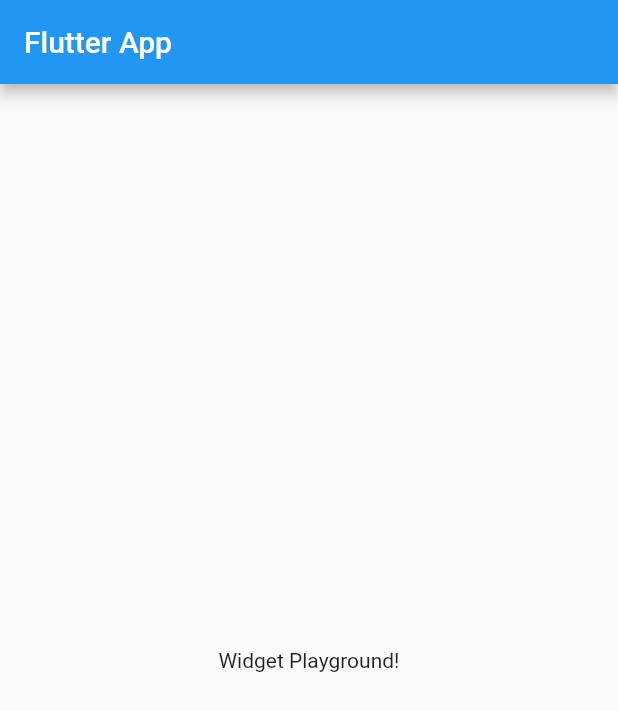
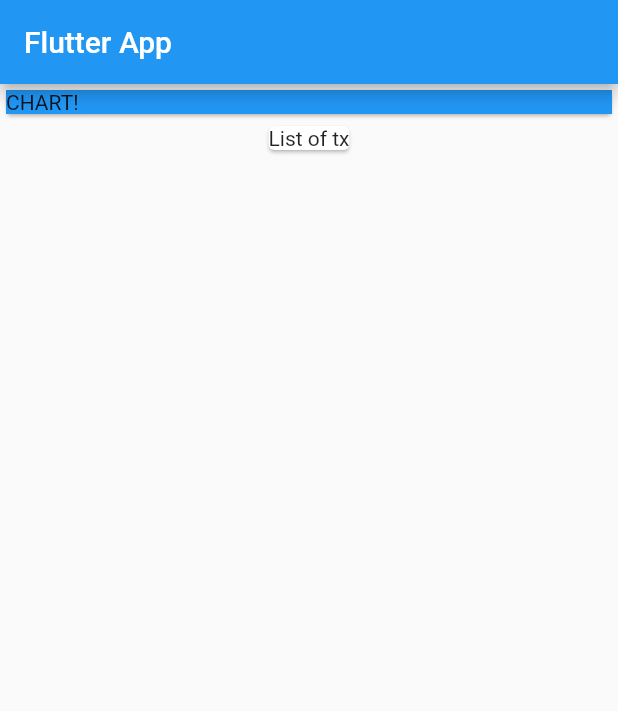
Before and after one commit to shubham242/Expense_Planner, a Flutter app: the screen it shows after launch, on a phone screen of 412 x 824 dp. Shown: the top 711 px of the screen. Run offline on Flutter 3.47's test engine with Material 2 defaults, Android fonts, the phone set to English and light mode, and no system bars.

```diff
--- a/lib/main.dart
+++ b/lib/main.dart
@@ -1,4 +1,6 @@
 import 'package:flutter/material.dart';
+
+import './transaction.dart';
 
 void main() => runApp(MyApp());
 
@@ -13,14 +15,42 @@ class MyApp extends StatelessWidget {
 }
 
 class MyHomePage extends StatelessWidget {
+  final List<Transaction> transactions = [
+    Transaction(
+      id: 't1',
+      title: 'New Shoes',
+      amount: 70,
+      date: DateTime.now(),
+    ),
+    Transaction(
+      id: 't2',
+      title: 'Groceries',
+      amount: 100,
+      date: DateTime.now(),
+    ),
+  ];
+
   @override
   Widget build(BuildContext context) {
     return Scaffold(
       appBar: AppBar(
         title: Text('Flutter App'),
       ),
-      body: Center(
-        child: Text('Widget Playground!'),
+      body: Column(
+        children: <Widget>[
+          Card(
+            child: Container(
+              color: Colors.blue,
+              width: double.infinity,
+              child: Text('CHART!'),
+            ),
+          ),
+          Card(
+            child: Container(
+              child: Text('List of tx'),
+            ),
+          ),
+        ],
       ),
     );
   }
--- /dev/null
+++ b/lib/transaction.dart
@@ -0,0 +1,13 @@
+class Transaction {
+  final String id;
+  final String title;
+  final double amount;
+  final DateTime date;
+
+  Transaction({
+    required this.id,
+    required this.title,
+    required this.amount,
+    required this.date,
+  });
+}
```
